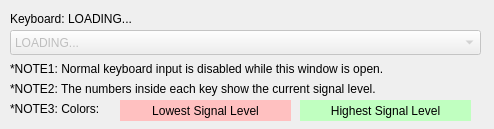
This is keyboards/xwhatsit/util/util/signal_level.ui in razerbann/qmk_firmware as Qt 5 draws it before an edit. The edited form follows.
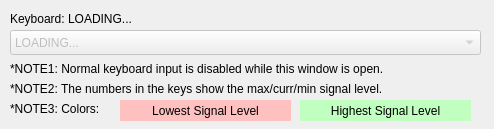
This is the edited form.

Commit message: xwhatsit util gui showing min and max too.

```diff
--- a/keyboards/xwhatsit/util/util/signal_level.ui
+++ b/keyboards/xwhatsit/util/util/signal_level.ui
@@ -63,7 +63,7 @@
     </rect>
    </property>
    <property name="text">
-    <string>*NOTE2: The numbers inside each key show the current signal level.</string>
+    <string>*NOTE2: The numbers in the keys show the max/curr/min signal level.</string>
    </property>
   </widget>
   <widget class="QLabel" name="last_label">
```
The commit also changes 2 other files.
